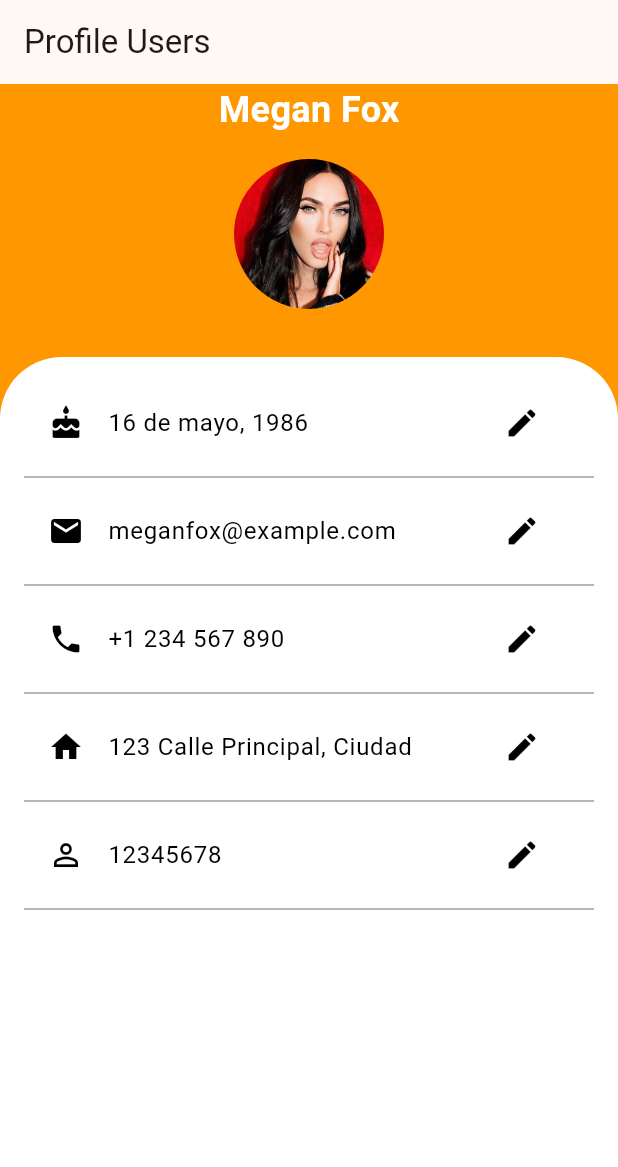
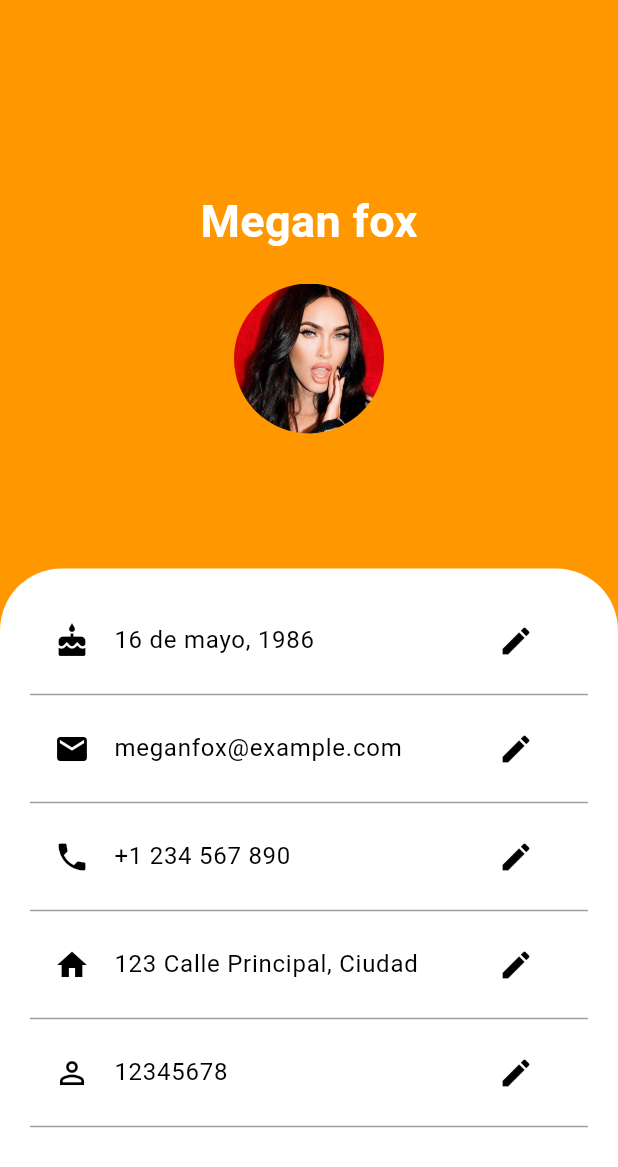
Before and after one commit to JamirGDC/remisse_arequipa, a Flutter app: the screen it shows after launch, on a phone screen of 412 x 824 dp. Shown: the top 1167 px of the screen. Run offline on Flutter 3.47's test engine with Material 3 defaults, Android fonts, the phone set to English and light mode, and no system bars; our stand-ins replace connectivity_plus, firebase_auth, firebase_core, firebase_database, flutter_screenutil, google_maps_flutter and 1 more; accounts and stored records are empty.

Commit message:
perfil de usuario elimando errores de assets pubispec yamal

```diff
--- a/lib/users/profile_users.dart
+++ b/lib/users/profile_users.dart
@@ -1,9 +1,10 @@
 import 'package:flutter/material.dart';
 
 class ProfileUsers extends StatefulWidget {
-  const ProfileUsers({Key? key}) : super(key: key);
+  const ProfileUsers({super.key});
 
   @override
+  // ignore: library_private_types_in_public_api
   _ProfileUsersState createState() => _ProfileUsersState();
 }
 
@@ -29,7 +30,7 @@
   Widget build(BuildContext context) {
     return Scaffold(
       appBar: AppBar(
-        title: const Text('Profile Users'),
+        backgroundColor: Colors.orange,
       ),
       body: Container(
         color: Colors.orange, // Fondo naranja para todo el body
@@ -37,21 +38,26 @@
           child: Column(
             mainAxisAlignment: MainAxisAlignment.center,
             children: [
-              const Text(
-                'Megan Fox',
-                style: TextStyle(
-                  fontSize: 24,
-                  fontWeight: FontWeight.bold,
-                  color: Colors.white, // Texto en blanco para contrastar con el fondo naranja
+              const Padding(
+                padding: EdgeInsets.only(top: 70.0), // Ajusta el padding según sea necesario
+
+                child: Text(
+                  'Megan fox',
+                  style: TextStyle(
+                    fontSize: 30,
+                    fontWeight: FontWeight.bold,
+                    color: Colors.white,
+
+                  ),
                 ),
               ),
-              const SizedBox(height: 16),
+              const SizedBox(height: 20),
               const CircleAvatar(
                 radius: 50,
                 backgroundColor: Colors.orange, // Fondo naranja para el avatar
                 backgroundImage: AssetImage('lib/assets/MeganProfile.jpg'),
               ),
-              const SizedBox(height: 32),
+              const SizedBox(height: 90),
               Expanded(
                 child: Container(
                   width: double.infinity,
@@ -65,7 +71,7 @@
                     ),
                   ),
                   child: Padding(
-                    padding: const EdgeInsets.all(16.0),
+                    padding: const EdgeInsets.all(20.0),
                     child: SingleChildScrollView(
                       child: Column(
                         crossAxisAlignment: CrossAxisAlignment.start,
@@ -135,7 +141,7 @@
                             },
                           ),
                           const Divider(color: Colors.grey),
-                          // Agrega más secciones si es necesario...
+
                         ],
                       ),
                     ),
```
Also changed, not shown: pubspec.yaml (+26 -62 lines).
